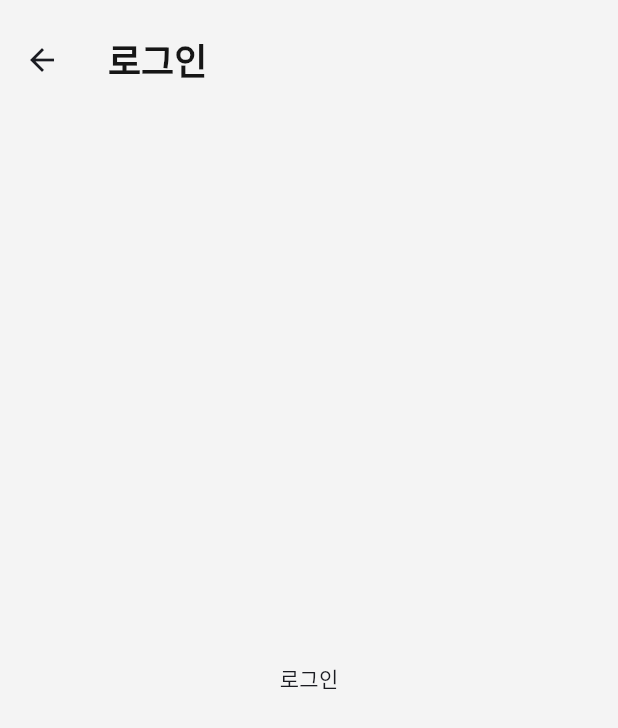
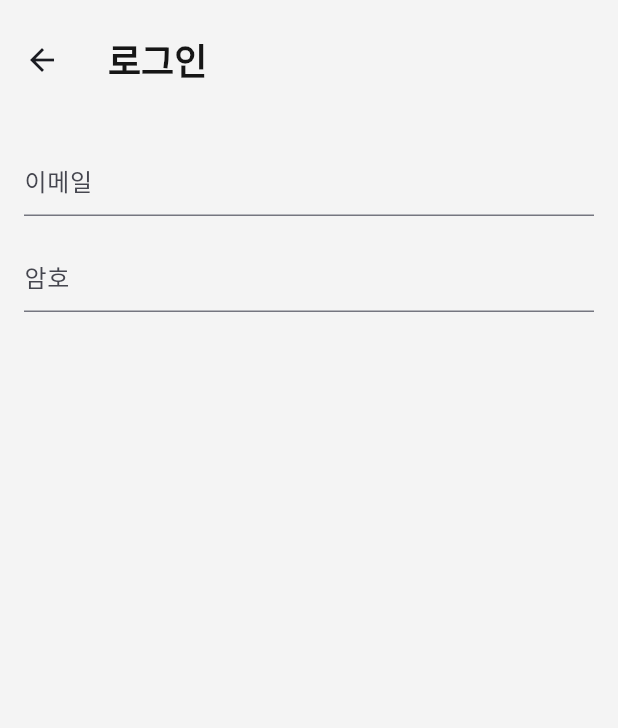
Before and after one commit to joonseo1227/LetsMerge-FE, a Flutter app: the LogInPage screen opened directly, on a phone screen of 412 x 824 dp. Shown: the top 728 px of the screen. Run offline on Flutter 3.47's test engine with Material 3 defaults, Android fonts, the light colour scheme and no system bars; Roboto replaces fonts that are missing (Pretendard).

Commit message:
feat: LogInPage UI 수정
- 텍스트 필드 추가

```diff
--- a/lib/screens/auth/log_in_page.dart
+++ b/lib/screens/auth/log_in_page.dart
@@ -9,9 +9,30 @@ class LogInPage extends StatelessWidget {
       appBar: AppBar(
         title: Text('로그인'),
       ),
-      body: Center(
-        child: const Text('로그인'),
-      ),
+      body: SingleChildScrollView(
+        child: Padding(
+          padding: EdgeInsets.all(16),
+          child: Column(
+            children: [
+              TextField(
+                keyboardType: TextInputType.emailAddress,
+                decoration: InputDecoration(
+                  hintText: '이메일'
+                ),
+              ),
+              SizedBox(
+                height: 16,
+              ),
+              TextField(
+                keyboardType: TextInputType.visiblePassword,
+                decoration: InputDecoration(
+                    hintText: '암호'
+                ),
+              ),
+            ],
+          ),
+        ),
+      )
     );
   }
 }
```
